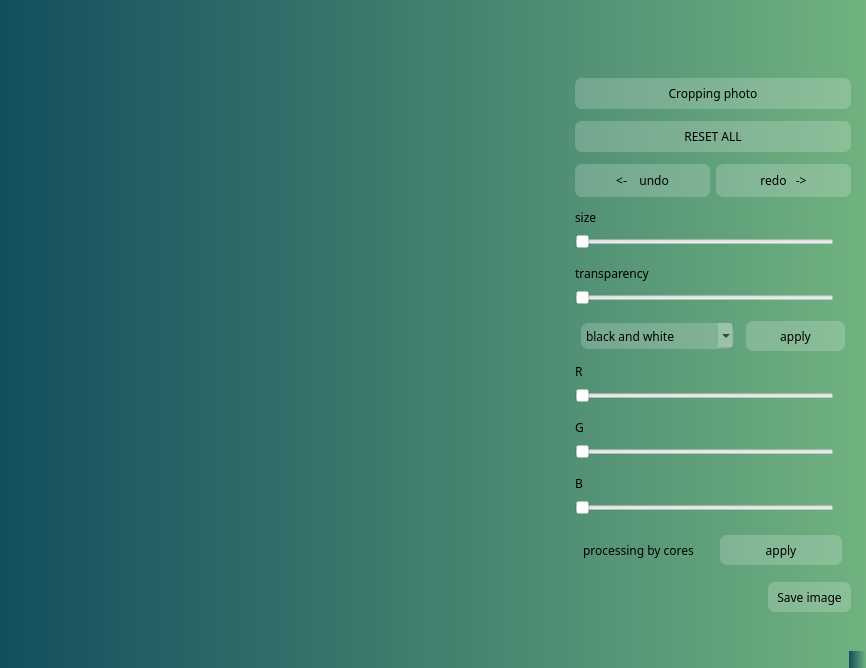
This is untitled.ui in GREGOR-dev-N/GENERAL_PROJECT as Qt 5 draws it before an edit. The edited form follows.
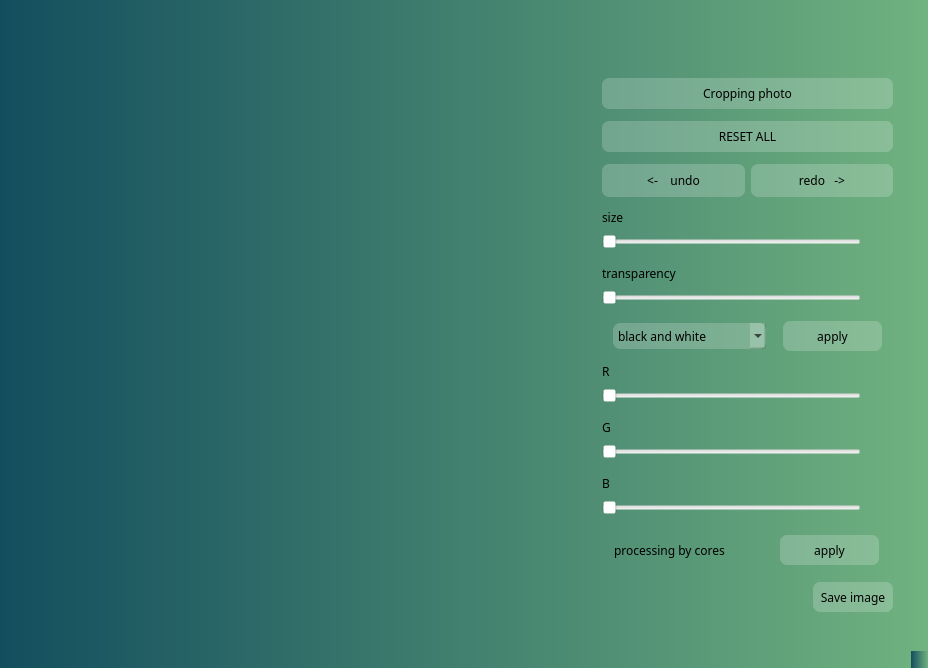
This is the edited form.

```diff
--- a/untitled.ui
+++ b/untitled.ui
@@ -6,7 +6,7 @@
    <rect>
     <x>0</x>
     <y>0</y>
-    <width>866</width>
+    <width>928</width>
     <height>668</height>
    </rect>
   </property>
@@ -47,7 +47,7 @@
      <widget class="QFrame" name="frame_2">
       <property name="minimumSize">
        <size>
-        <width>276</width>
+        <width>302</width>
         <height>560</height>
        </size>
       </property>
@@ -69,10 +69,10 @@
       <widget class="QWidget" name="layoutWidget">
        <property name="geometry">
         <rect>
-         <x>0</x>
+         <x>3</x>
          <y>10</y>
-         <width>276</width>
-         <height>548</height>
+         <width>291</width>
+         <height>551</height>
         </rect>
        </property>
        <layout class="QVBoxLayout" name="verticalLayout_6">
@@ -550,15 +550,21 @@
          <layout class="QHBoxLayout" name="horizontalLayout_2">
           <item>
            <widget class="QLabel" name="label_6">
+            <property name="sizePolicy">
+             <sizepolicy hsizetype="Fixed" vsizetype="Fixed">
+              <horstretch>0</horstretch>
+              <verstretch>0</verstretch>
+             </sizepolicy>
+            </property>
             <property name="minimumSize">
              <size>
-              <width>123</width>
+              <width>105</width>
               <height>39</height>
              </size>
             </property>
             <property name="maximumSize">
              <size>
-              <width>123</width>
+              <width>148</width>
               <height>39</height>
              </size>
             </property>
@@ -576,16 +582,22 @@
            </widget>
           </item>
           <item>
-           <widget class="QPushButton" name="pushButton_2">
+           <widget class="QPushButton" name="pushButton_applyCores">
+            <property name="sizePolicy">
+             <sizepolicy hsizetype="Minimum" vsizetype="Fixed">
+              <horstretch>0</horstretch>
+              <verstretch>0</verstretch>
+             </sizepolicy>
+            </property>
             <property name="minimumSize">
              <size>
-              <width>122</width>
+              <width>80</width>
               <height>30</height>
              </size>
             </property>
             <property name="maximumSize">
              <size>
-              <width>122</width>
+              <width>99</width>
               <height>30</height>
              </size>
             </property>
@@ -607,6 +619,9 @@
         </item>
         <item>
          <layout class="QHBoxLayout" name="horizontalLayout">
+          <property name="spacing">
+           <number>0</number>
+          </property>
           <item>
            <spacer name="horizontalSpacer">
             <property name="minimumSize">
@@ -636,13 +651,13 @@
            <widget class="QPushButton" name="pushButton_3">
             <property name="minimumSize">
              <size>
-              <width>83</width>
+              <width>80</width>
               <height>30</height>
              </size>
             </property>
             <property name="maximumSize">
              <size>
-              <width>70</width>
+              <width>99</width>
               <height>30</height>
              </size>
             </property>
```
Left out of the diff: 26 changed lines with no effect on the pictures.
